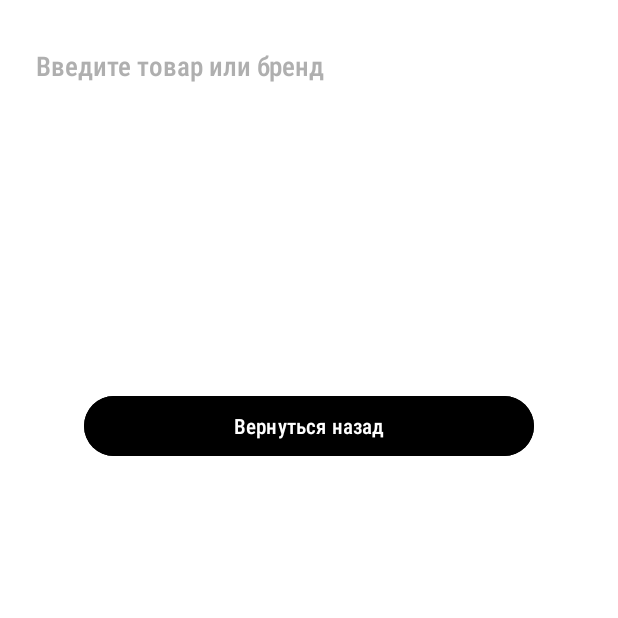
After one commit to Zolomed/ClothingStore, an Android app: the SearchActivity screen opened directly, with no data from a screen before it, on a phone screen of 412 x 824 dp, the top half of it. The commit adds this screen. Run offline under Robolectric (Android 15) with nearby library versions, the phone set to English and light mode, and no system bars.

Commit message:
Реализовал экран Поиск без выполнения поискового запроса, реализовал сохранение текста поискового запроса в жизненном цикле

```diff
--- a/app/src/main/AndroidManifest.xml
+++ b/app/src/main/AndroidManifest.xml
@@ -12,6 +12,9 @@
         android:supportsRtl="true"
         android:theme="@style/Theme.Diary"
         tools:targetApi="31">
+        <activity
+            android:name=".SearchActivity"
+            android:exported="false" />
         <activity
             android:name=".AccountActivity"
             android:exported="false" />
--- a/app/src/main/java/com/example/diary/ItemsActivity.kt
+++ b/app/src/main/java/com/example/diary/ItemsActivity.kt
@@ -19,9 +19,15 @@ class ItemsActivity : AppCompatActivity() {
             insets
         }
 
+        val toSearchButton: ImageButton =findViewById(R.id.to_search_button)
         val basketButton: ImageButton = findViewById(R.id.basket_button)
         val favouritesButton: ImageButton = findViewById(R.id.favourites_button)
         val accountButton: ImageButton = findViewById(R.id.account_button)
+
+        toSearchButton.setOnClickListener {
+            val intent = Intent(this, SearchActivity::class.java)
+            startActivity(intent)
+        }
 
         basketButton.setOnClickListener{
             val intent = Intent(this, BasketActivity::class.java)
--- a/app/src/main/java/com/example/diary/MainActivity.kt
+++ b/app/src/main/java/com/example/diary/MainActivity.kt
@@ -11,6 +11,9 @@ import androidx.core.view.WindowInsetsCompat
 
 class MainActivity : AppCompatActivity() {
     override fun onCreate(savedInstanceState: Bundle?) {
+
+
+
         super.onCreate(savedInstanceState)
         enableEdgeToEdge()
         setContentView(R.layout.activity_main)
@@ -19,7 +22,6 @@ class MainActivity : AppCompatActivity() {
             v.setPadding(systemBars.left, systemBars.top, systemBars.right, systemBars.bottom)
             insets
         }
-        //setContentView(R.layout.activity_items);
 
         val authButton: Button = findViewById(R.id.auth_button)
         val linkToReg: TextView = findViewById(R.id.link_to_reg)
--- /dev/null
+++ b/app/src/main/java/com/example/diary/SearchActivity.kt
@@ -0,0 +1,79 @@
+package com.example.diary
+
+import android.os.Bundle
+import android.view.View
+import android.view.inputmethod.InputMethodManager
+import android.widget.Button
+import android.widget.EditText
+import androidx.activity.enableEdgeToEdge
+import androidx.appcompat.app.AppCompatActivity
+import androidx.core.view.ViewCompat
+import androidx.core.view.WindowInsetsCompat
+import androidx.core.widget.addTextChangedListener
+import com.google.android.material.internal.ViewUtils.hideKeyboard
+import com.google.android.material.internal.ViewUtils.showKeyboard
+
+class SearchActivity : AppCompatActivity() {
+
+    companion object {
+        private const val SEARCH_TEXT_KEY = "search_text_key"
+    }
+
+    private lateinit var search: EditText
+    private lateinit var clearButton: Button
+    private lateinit var backButton: Button
+
+    override fun onSaveInstanceState(outState: Bundle) {
+        super.onSaveInstanceState(outState)
+        val searchText = search.text.toString()
+        outState.putString(SEARCH_TEXT_KEY, searchText)
+    }
+
+    override fun onCreate(savedInstanceState: Bundle?) {
+        super.onCreate(savedInstanceState)
+        enableEdgeToEdge()
+        setContentView(R.layout.activity_search)
+        ViewCompat.setOnApplyWindowInsetsListener(findViewById(R.id.main)) { v, insets ->
+            val systemBars = insets.getInsets(WindowInsetsCompat.Type.systemBars())
+            v.setPadding(systemBars.left, systemBars.top, systemBars.right, systemBars.bottom)
+            insets
+        }
+
+        search = findViewById(R.id.search)
+        clearButton = findViewById(R.id.clear_button)
+        backButton = findViewById(R.id.back_button)
+
+        if (savedInstanceState != null) {
+            val searchText = savedInstanceState.getString(SEARCH_TEXT_KEY)
+            search.setText(searchText)
+        }
+
+        search.addTextChangedListener {
+            clearButton.visibility = if (it.toString().isNotEmpty()) View.VISIBLE else View.GONE
+        }
+
+        backButton.setOnClickListener {
+            onBackPressed()
+        }
+
+        clearButton.setOnClickListener {
+            search.text.clear()
+            hideKeyboard()
+        }
+
+        search.setOnClickListener {
+            search.requestFocus()
+            showKeyboard()
+        }
+    }
+
+    private fun hideKeyboard() {
+        val imm = getSystemService(INPUT_METHOD_SERVICE) as InputMethodManager
+        imm.hideSoftInputFromWindow(search.windowToken, 0)
+    }
+
+    private fun showKeyboard() {
+        val imm = getSystemService(INPUT_METHOD_SERVICE) as InputMethodManager
+        imm.showSoftInput(search, InputMethodManager.SHOW_IMPLICIT)
+    }
+}
--- a/app/src/main/res/layout/activity_account.xml
+++ b/app/src/main/res/layout/activity_account.xml
@@ -13,7 +13,6 @@
         android:layout_height="wrap_content"
         android:layout_marginHorizontal="@dimen/indent"
         android:layout_marginTop="@dimen/indent_top"
-        android:fontFamily="sans-serif-condensed-medium"
         android:text="@string/account"
         android:textSize="30sp"
         app:layout_constraintStart_toStartOf="parent"
@@ -57,7 +56,6 @@
                 android:layout_height="wrap_content"
                 android:layout_marginStart="18dp"
                 android:layout_marginTop="10dp"
-                android:fontFamily="sans-serif-condensed-medium"
                 android:text="@string/name_primer"
                 android:textSize="18sp" />
 
@@ -66,7 +64,6 @@
                 android:layout_height="wrap_content"
                 android:layout_marginStart="18dp"
                 android:layout_marginTop="10dp"
-                android:fontFamily="sans-serif-condensed-medium"
                 android:text="@string/email_primer"
                 android:textSize="18sp" />
 
--- a/app/src/main/res/layout/activity_basket.xml
+++ b/app/src/main/res/layout/activity_basket.xml
@@ -10,7 +10,6 @@
     <TextView
         android:layout_width="wrap_content"
         android:layout_height="wrap_content"
-        android:fontFamily="sans-serif-condensed-medium"
         android:layout_marginTop="@dimen/indent_top"
         android:layout_marginHorizontal="@dimen/indent"
         android:textSize="30sp"
@@ -19,7 +18,7 @@
         app:layout_constraintTop_toTopOf="parent" />
 
     <ImageButton
-        android:id="@+id/button_search"
+        android:id="@+id/to_search_button"
         android:layout_width="100dp"
         android:layout_height="50dp"
         android:layout_marginTop="@dimen/indent_top"
@@ -36,7 +35,7 @@
         app:layout_constraintBottom_toTopOf="@+id/linearLayout"
         app:layout_constraintEnd_toEndOf="parent"
         app:layout_constraintStart_toStartOf="parent"
-        app:layout_constraintTop_toBottomOf="@+id/button_search" />
+        app:layout_constraintTop_toBottomOf="@+id/to_search_button" />
 
     <LinearLayout
         android:id="@+id/linearLayout"
--- a/app/src/main/res/layout/activity_favourites.xml
+++ b/app/src/main/res/layout/activity_favourites.xml
@@ -10,7 +10,6 @@
     <TextView
         android:layout_width="wrap_content"
         android:layout_height="wrap_content"
-        android:fontFamily="sans-serif-condensed-medium"
         android:layout_marginTop="@dimen/indent_top"
         android:layout_marginHorizontal="@dimen/indent"
         android:textSize="30sp"
@@ -19,7 +18,7 @@
         app:layout_constraintTop_toTopOf="parent" />
 
     <ImageButton
-        android:id="@+id/button_search"
+        android:id="@+id/to_search_button"
         android:layout_width="100dp"
         android:layout_height="50dp"
         android:layout_marginTop="@dimen/indent_top"
@@ -36,7 +35,7 @@
         app:layout_constraintBottom_toTopOf="@+id/linearLayout"
         app:layout_constraintEnd_toEndOf="parent"
         app:layout_constraintStart_toStartOf="parent"
-        app:layout_constraintTop_toBottomOf="@+id/button_search" />
+        app:layout_constraintTop_toBottomOf="@+id/to_search_button" />
 
     <LinearLayout
         android:id="@+id/linearLayout"
--- a/app/src/main/res/layout/activity_items.xml
+++ b/app/src/main/res/layout/activity_items.xml
@@ -10,7 +10,6 @@
     <TextView
         android:layout_width="wrap_content"
         android:layout_height="wrap_content"
-        android:fontFamily="sans-serif-condensed-medium"
         android:layout_marginTop="@dimen/indent_top"
         android:layout_marginHorizontal="@dimen/indent"
         android:textSize="30sp"
@@ -19,7 +18,7 @@
         app:layout_constraintTop_toTopOf="parent" />
 
     <ImageButton
-        android:id="@+id/button_search"
+        android:id="@+id/to_search_button"
         android:layout_width="100dp"
         android:layout_height="50dp"
         android:layout_marginTop="@dimen/indent"
@@ -36,7 +35,7 @@
         app:layout_constraintBottom_toTopOf="@+id/linearLayout"
         app:layout_constraintEnd_toEndOf="parent"
         app:layout_constraintStart_toStartOf="parent"
-        app:layout_constraintTop_toBottomOf="@+id/button_search" />
+        app:layout_constraintTop_toBottomOf="@+id/to_search_button" />
 
     <LinearLayout
         android:id="@+id/linearLayout"
--- a/app/src/main/res/layout/activity_main.xml
+++ b/app/src/main/res/layout/activity_main.xml
@@ -14,7 +14,6 @@
         android:layout_height="wrap_content"
         android:layout_marginHorizontal="@dimen/indent"
         android:layout_marginTop="@dimen/indent_top"
-        android:fontFamily="sans-serif-condensed-medium"
         android:text="@string/voidite"
         android:textSize="30sp" />
 
@@ -22,7 +21,6 @@
         android:id="@+id/user_phone"
         android:layout_width="match_parent"
         android:layout_height="wrap_content"
-        android:fontFamily="sans-serif-condensed-medium"
         android:ems="10"
         android:inputType="phone"
         android:minHeight="48dp"
@@ -35,7 +33,6 @@
         android:id="@+id/user_pass"
         android:layout_width="match_parent"
         android:layout_height="wrap_content"
-        android:fontFamily="sans-serif-condensed-medium"
         android:ems="10"
         android:inputType="textPassword"
         android:minHeight="48dp"
@@ -50,7 +47,6 @@
         android:layout_width="300dp"
         android:layout_height="wrap_content"
         android:layout_marginTop="200dp"
-        android:fontFamily="sans-serif-condensed-medium"
         android:layout_gravity="center"
         android:text="@string/voity" />
 
@@ -60,7 +56,6 @@
         android:layout_height="wrap_content"
         android:layout_gravity="center"
         android:layout_marginTop="@dimen/indent_top"
-        android:fontFamily="sans-serif-condensed-medium"
         android:textSize="15sp"
         android:text="@string/register" />
 
--- a/app/src/main/res/layout/activity_reg.xml
+++ b/app/src/main/res/layout/activity_reg.xml
@@ -12,7 +12,6 @@
     <TextView
         android:layout_width="wrap_content"
         android:layout_height="wrap_content"
-        android:fontFamily="sans-serif-condensed-medium"
         android:layout_marginTop="@dimen/indent_top"
         android:layout_marginHorizontal="@dimen/indent"
         android:textSize="30sp"
@@ -22,7 +21,6 @@
         android:id="@+id/user_phone_reg"
         android:layout_width="match_parent"
         android:layout_height="wrap_content"
-        android:fontFamily="sans-serif-condensed-medium"
         android:ems="10"
         android:inputType="phone"
         android:minHeight="48dp"
@@ -35,7 +33,6 @@
         android:id="@+id/user_pass_reg"
         android:layout_width="match_parent"
         android:layout_height="wrap_content"
-        android:fontFamily="sans-serif-condensed-medium"
         android:ems="10"
         android:inputType="textPassword"
         android:minHeight="48dp"
@@ -50,7 +47,6 @@
         android:layout_width="300dp"
         android:layout_height="wrap_content"
         android:layout_marginTop="200dp"
-        android:fontFamily="sans-serif-condensed-medium"
         android:layout_gravity="center"
         android:text="@string/register" />
 
@@ -60,7 +56,6 @@
         android:layout_height="wrap_content"
         android:layout_gravity="center"
         android:layout_marginTop="@dimen/indent_top"
-        android:fontFamily="sans-serif-condensed-medium"
         android:textSize="15sp"
         android:text="@string/voity" />
 
--- /dev/null
+++ b/app/src/main/res/layout/activity_search.xml
@@ -0,0 +1,45 @@
+<?xml version="1.0" encoding="utf-8"?>
+<androidx.constraintlayout.widget.ConstraintLayout xmlns:android="http://schemas.android.com/apk/res/android"
+    xmlns:app="http://schemas.android.com/apk/res-auto"
+    xmlns:tools="http://schemas.android.com/tools"
+    android:id="@+id/main"
+    android:layout_width="match_parent"
+    android:layout_height="match_parent"
+    tools:context=".SearchActivity">
+
+    <EditText
+        android:id="@+id/search"
+        android:layout_width="match_parent"
+        android:layout_height="wrap_content"
+        android:layout_marginHorizontal="@dimen/indent"
+        android:layout_marginTop="@dimen/indent_top"
+        android:ems="10"
+        android:hint="@string/search_hint"
+        android:minHeight="48dp"
+        android:textColorHint="@color/gray"
+        app:layout_constraintTop_toTopOf="parent"
+        tools:layout_editor_absoluteX="20dp" />
+
+    <Button
+        android:id="@+id/clear_button"
+        style="@style/Button"
+        android:layout_width="300dp"
+        android:layout_height="wrap_content"
+        android:layout_marginTop="76dp"
+        android:text="@string/clear"
+        android:visibility="invisible"
+        app:layout_constraintEnd_toEndOf="parent"
+        app:layout_constraintStart_toStartOf="parent"
+        app:layout_constraintTop_toBottomOf="@+id/search" />
+
+    <Button
+        android:id="@+id/back_button"
+        style="@style/Button"
+        android:layout_width="300dp"
+        android:layout_height="wrap_content"
+        android:layout_marginTop="68dp"
+        android:text="@string/go_back"
+        app:layout_constraintEnd_toEndOf="parent"
+        app:layout_constraintStart_toStartOf="parent"
+        app:layout_constraintTop_toBottomOf="@+id/clear_button" />
+</androidx.constraintlayout.widget.ConstraintLayout>
--- a/app/src/main/res/values-night/themes.xml
+++ b/app/src/main/res/values-night/themes.xml
@@ -7,10 +7,12 @@
         <item name="android:backgroundTint">@color/black</item>
         <item name="android:textColor">@color/white</item>
         <item name="android:tint">@color/white</item>
+        <item name="android:fontFamily">sans-serif-condensed-medium</item>
     </style>
 
     <style name="Button">
         <item name="android:backgroundTint">@color/white</item>
         <item name="android:textColor">@color/black</item>
+        <item name="android:fontFamily">sans-serif-condensed-medium</item>
     </style>
 </resources>
--- a/app/src/main/res/values/strings.xml
+++ b/app/src/main/res/values/strings.xml
@@ -15,4 +15,7 @@
     <string name="account">Аккаунт</string>
     <string name="product_name_primer">Платье</string>
     <string name="price_primer">Цена: 100р.</string>
+    <string name="search_hint">Введите товар или бренд</string>
+    <string name="clear">Отчистить</string>
+    <string name="go_back">Вернуться назад</string>
 </resources>
--- a/app/src/main/res/values/themes.xml
+++ b/app/src/main/res/values/themes.xml
@@ -7,11 +7,13 @@
         <item name="android:backgroundTint">@color/white</item>
         <item name="android:textColor">@color/black</item>
         <item name="android:tint">@color/black</item>
+        <item name="android:fontFamily">sans-serif-condensed-medium</item>
     </style>
 
     <style name="Button">
         <item name="android:backgroundTint">@color/black</item>
         <item name="android:textColor">@color/white</item>
+        <item name="android:fontFamily">sans-serif-condensed-medium</item>
     </style>
 
     <style name="Theme.Diary" parent="Base.Theme.Diary" />
```
